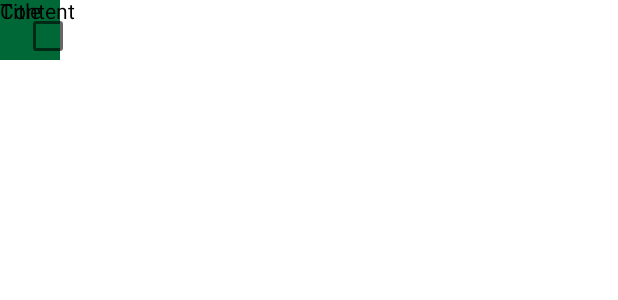
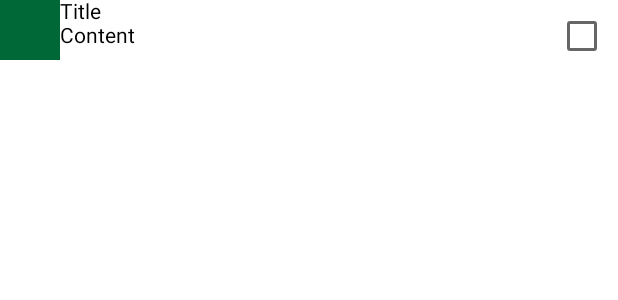
Before and after one commit to yoshixmk/jetnotes, an Android app built with Jetpack Compose: the @Preview function NotePreview, on a phone screen of 412 x 824 dp. Shown: the top 300 px of the screen. Run offline under Robolectric (Android 15) with nearby library versions, the phone set to English and light mode, and no system bars.

Commit message:
add note row and column

```diff
--- a/app/src/main/java/com/yourcompany/android/jetnotes/ui/components/Note.kt
+++ b/app/src/main/java/com/yourcompany/android/jetnotes/ui/components/Note.kt
@@ -2,6 +2,9 @@ package com.yourcompany.android.jetnotes.ui.components
 
 import androidx.compose.foundation.background
 import androidx.compose.foundation.layout.Box
+import androidx.compose.foundation.layout.Column
+import androidx.compose.foundation.layout.Row
+import androidx.compose.foundation.layout.fillMaxWidth
 import androidx.compose.foundation.layout.padding
 import androidx.compose.foundation.layout.size
 import androidx.compose.material.Checkbox
@@ -14,18 +17,26 @@ import com.yourcompany.android.jetnotes.theme.green
 
 @Composable
 fun Note() {
+  Row(
+    modifier = Modifier.fillMaxWidth()
+  ) {
     Box(
       modifier = Modifier
         .size(40.dp)
         .background(green)
     )
+    Column(
+      modifier = Modifier.weight(1f)
+    ) {
       Text(text = "Title", maxLines = 1)
       Text(text = "Content", maxLines = 1)
+    }
     Checkbox(
       checked = false,
       onCheckedChange = { },
       modifier = Modifier.padding(start = 8.dp)
     )
+  }
 }
 
 @Preview
```
Lines whose indentation alone changed are shown as unchanged.
